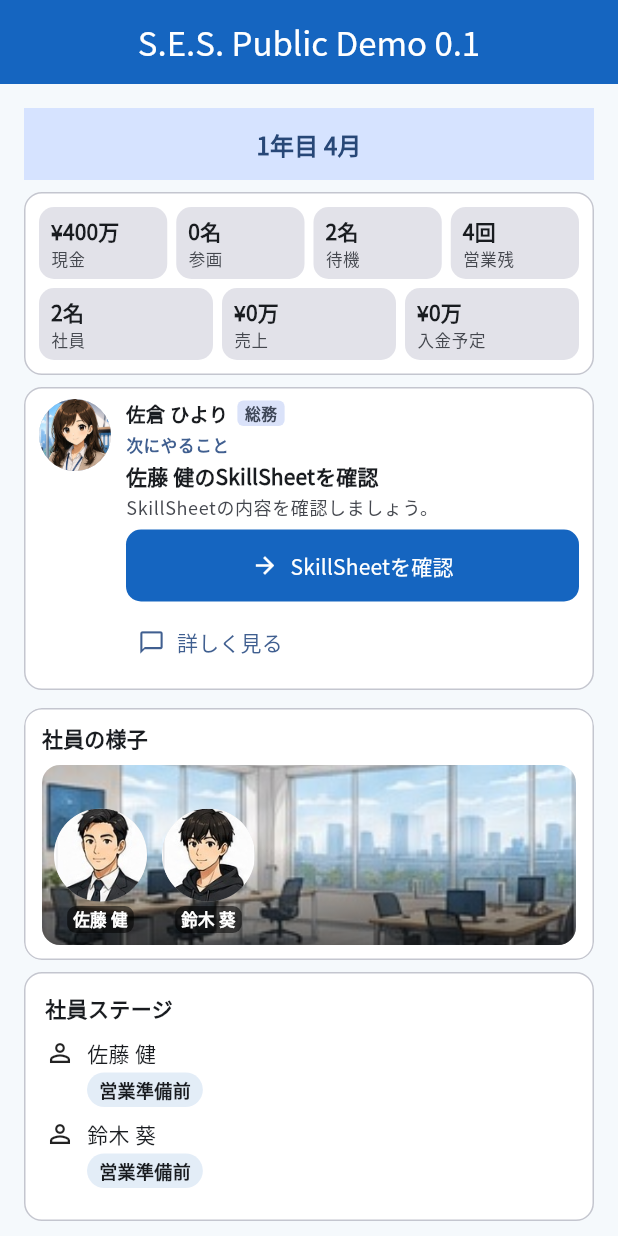
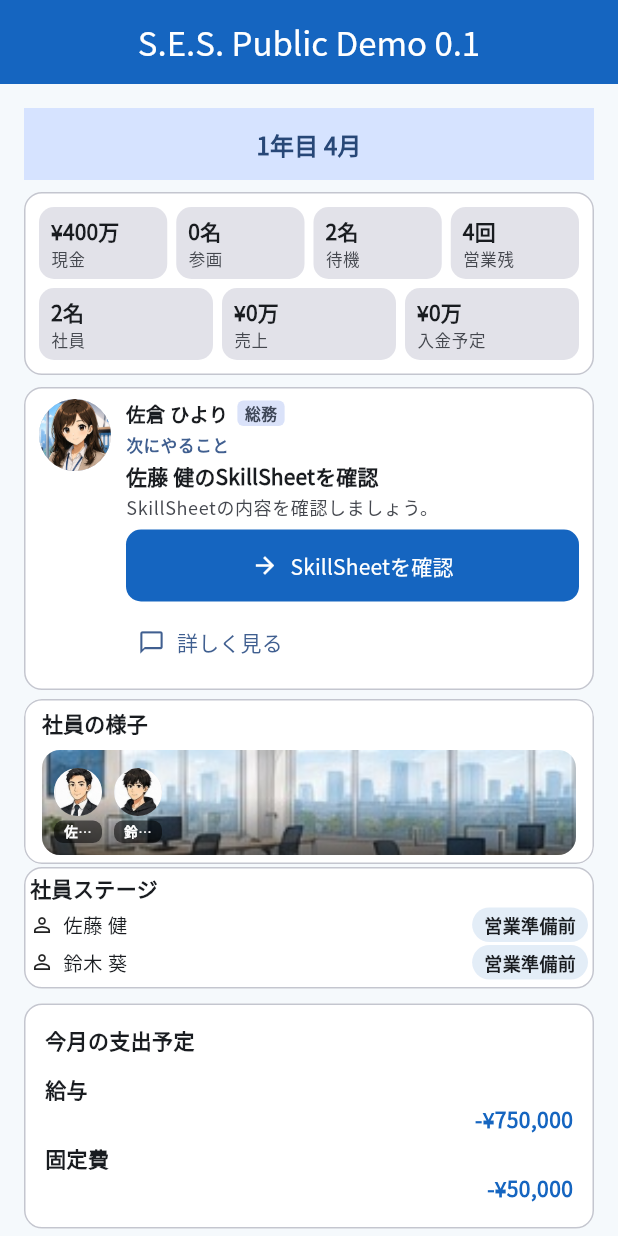
Before and after one commit to perusonao/smile_enjoy_story, a Flutter app: the PublicDemo01PlaceholderScreen screen opened directly, on a phone screen of 412 x 824 dp. Run offline on Flutter 3.47's test engine with Material 3 defaults, Android fonts, the phone set to English and light mode, and no system bars; our stand-ins replace shared_preferences; accounts and stored records are empty.

Commit message:
fix(public-demo-home): compact Office Stage + employee stage for Issue #124
Real-device Screen Verification on PR #145's deploy found that the
picture-based "社員の様子" section and the list-based "社員ステージ"
section duplicated the same two employees at close to full size,
pushing the per-employee status and any monthly-change content below
the initial portrait viewport's browser-chrome budget.

Shrinks HomeOfficeStageMetrics (scene/portrait/padding), compacts
PublicDemoEmployeeStageSection to one row per employee via a new
dense _HomeSectionCard mode, and trims the gaps between the HOME
sections that follow — recovering enough height that the per-employee
stage card (誰が待機/利用可能か, 案件状況) and the Important Events
slot both land inside the same 615pt/660pt content budget the existing
HOME-RUNTIME-2A/2C suite already measures the Recommended Action CTA
against, at both 360x800 and 390x844.

No gameplay/Finance/Persistence/Month Guard/Recovery code touched.
Adds a targeted Issue #124 test asserting all six Screen Verification
facts render inside the unscrolled initial viewport at both widths.

Co-Authored-By: Claude Sonnet 5 <noreply@anthropic.com>
Claude-Session: https://claude.ai/code/session_01DAqSpgmyG9YUoitk4N6VkX

```diff
--- a/lib/presentation/home/widgets/home_office_stage_section.dart
+++ b/lib/presentation/home/widgets/home_office_stage_section.dart
@@ -21,34 +21,52 @@ class HomeOfficeStageMetrics {
   /// The scene (background + figures) height at each mode. Declared as
   /// plain constants so the component-height totals below stay
   /// compile-time constants too.
-  static const double compactSceneHeight = 108;
-  static const double normalSceneHeight = 120;
+  ///
+  /// SES-ISSUE-124 (Screen Verification follow-up): shrunk from the
+  /// original 108/120 so the "社員の様子" photo no longer spends most of
+  /// the initial portrait viewport it shares with the duplicate "社員ステ
+  /// ージ" list below it — the two are consolidated by PublicDemo01's own
+  /// compaction of that legacy card, not by anything in this file. Sized
+  /// to still clear each portrait + its name pill with margin (see the
+  /// per-mode figure-height math in the class doc history), never to the
+  /// safety ceiling.
+  static const double compactSceneHeight = 64;
+  static const double normalSceneHeight = 70;
 
   /// 360x800 — the smaller of the two required targets.
   static const HomeOfficeStageLayout compact = HomeOfficeStageLayout(
     sceneHeight: compactSceneHeight,
-    portraitSize: 54,
-    nameFontSize: 10,
-    horizontalGap: 8,
+    portraitSize: 28,
+    nameFontSize: 8,
+    horizontalGap: 6,
   );
 
   /// 390x844.
   static const HomeOfficeStageLayout normal = HomeOfficeStageLayout(
     sceneHeight: normalSceneHeight,
-    portraitSize: 62,
-    nameFontSize: 11,
-    horizontalGap: 10,
+    portraitSize: 32,
+    nameFontSize: 9,
+    horizontalGap: 8,
   );
 
   /// Height the card spends on everything that is not the scene itself:
   /// the title row plus the card's own vertical padding. Constant across
   /// both modes, so `component = scene + chrome` holds in both.
+  ///
+  /// SES-ISSUE-124: the padding/gap below is trimmed from the original
+  /// 10/8/10 alongside the scene shrink above — same reason, same budget.
   static const double chromeHeight =
       _cardPaddingTop + _titleRowHeight + _titleGap + _cardPaddingBottom;
 
-  static const double _cardPaddingTop = 10;
-  static const double _cardPaddingBottom = 10;
+  static const double _cardPaddingTop = 6;
+  static const double _cardPaddingBottom = 6;
   static const double _cardPaddingHorizontal = 12;
+  // Kept at the original 20/8 rather than shrunk further: this is a
+  // MINIMUM constraint on the title row (see the widget body below), not a
+  // fixed size, so lowering it below the title text's own intrinsic height
+  // would not save any real space — it would only make this formula
+  // under-count the actual rendered height, which is exactly what broke
+  // the layout-safety tests during SES-ISSUE-124's first pass at this.
   static const double _titleRowHeight = 20;
   static const double _titleGap = 8;
 
@@ -330,6 +348,15 @@ class _MemberFigure extends StatelessWidget {
           // The label is a single ellipsised line on a translucent pill: it
           // must never wrap into the portrait above it, and never widen the
           // figure past the portrait it belongs to.
+          //
+          // SES-ISSUE-124: the scene itself is now sized to the compacted
+          // HOME budget, not to the original design's generous 2x-scale
+          // margin — so this caption's own text-scale growth is capped
+          // rather than left unbounded. The name is never the only place
+          // it appears (the portrait itself, plus the always-present, fully
+          // scaling per-employee cards below), so a capped decorative
+          // caption over a photo does not cost legibility the way an
+          // uncapped body-text control would.
           DecoratedBox(
             decoration: BoxDecoration(
               color: Colors.black54,
@@ -348,6 +375,9 @@ class _MemberFigure extends StatelessWidget {
                 maxLines: 1,
                 overflow: TextOverflow.ellipsis,
                 textAlign: TextAlign.center,
+                textScaler: MediaQuery.textScalerOf(
+                  context,
+                ).clamp(maxScaleFactor: 1.15),
               ),
             ),
           ),
@@ -419,6 +449,11 @@ class _MoreMembersChip extends StatelessWidget {
                     fontWeight: FontWeight.bold,
                   ),
                   maxLines: 1,
+                  // SES-ISSUE-124: same capped-caption reasoning as
+                  // _MemberFigure's own name label — see its doc comment.
+                  textScaler: MediaQuery.textScalerOf(
+                    context,
+                  ).clamp(maxScaleFactor: 1.15),
                 ),
               ),
             ),
@@ -433,6 +468,9 @@ class _MoreMembersChip extends StatelessWidget {
             ),
             maxLines: 1,
             overflow: TextOverflow.ellipsis,
+            textScaler: MediaQuery.textScalerOf(
+              context,
+            ).clamp(maxScaleFactor: 1.15),
           ),
         ],
       ),
--- a/lib/ui/public_demo/public_demo_01_placeholder_screen.dart
+++ b/lib/ui/public_demo/public_demo_01_placeholder_screen.dart
@@ -2339,13 +2339,13 @@ class _S extends State<PublicDemo01PlaceholderScreen> {
                           recommendedAction: _recommendedActionSlot,
                           navigatorAdvice: navigatorAdvice,
                         ),
-                        const SizedBox(height: 8),
+                        const SizedBox(height: 2),
                         HomeOfficeStageSection(display: _officeStageDisplay),
-                        const SizedBox(height: 8),
+                        const SizedBox(height: 2),
                         PublicDemoEmployeeStageSection(
                           employees: _employeeStageItems,
                         ),
-                        const SizedBox(height: 8),
+                        const SizedBox(height: 2),
                         PublicDemoImportantEventsSection(
                           events: _importantEvents,
                         ),
--- a/lib/ui/public_demo/public_demo_home_presentation_components.dart
+++ b/lib/ui/public_demo/public_demo_home_presentation_components.dart
@@ -87,34 +87,35 @@ class PublicDemoEmployeeStageSection extends StatelessWidget {
     final visible = employees.take(_maxVisible).toList(growable: false);
     final hidden = employees.length - visible.length;
     return _HomeSectionCard(
+      cardKey: const Key('public-demo-employee-stage'),
       title: '社員ステージ',
+      dense: true,
       child: employees.isEmpty
           ? const Text('表示できる社員はいません')
           : Column(
               children: [
+                // SES-ISSUE-124 (Screen Verification follow-up): one row per
+                // employee instead of a name row plus an indented status
+                // row — this card used to duplicate the picture-based
+                // "社員の様子" summary directly above it at roughly twice
+                // the height a single "誰が・どんな状態か" line needs.
                 for (final employee in visible)
                   Padding(
-                    padding: const EdgeInsets.only(bottom: 8),
-                    child: Column(
-                      crossAxisAlignment: CrossAxisAlignment.start,
+                    padding: const EdgeInsets.only(bottom: 2),
+                    child: Row(
                       children: [
-                        Row(
-                          children: [
-                            const Icon(Icons.person_outline, size: 20),
-                            const SizedBox(width: 8),
-                            Expanded(
-                              child: Text(
-                                employee.name,
-                                overflow: TextOverflow.ellipsis,
-                              ),
-                            ),
-                          ],
+                        const Icon(Icons.person_outline, size: 16),
+                        const SizedBox(width: 6),
+                        Expanded(
+                          child: Text(
+                            employee.name,
+                            overflow: TextOverflow.ellipsis,
+                            style: Theme.of(context).textTheme.bodyMedium
+                                ?.copyWith(fontSize: 13),
+                          ),
                         ),
-                        const SizedBox(height: 3),
-                        Padding(
-                          padding: const EdgeInsets.only(left: 28),
-                          child: _StatusChip(label: employee.status),
-                        ),
+                        const SizedBox(width: 6),
+                        _StatusChip(label: employee.status),
                       ],
                     ),
                   ),
@@ -309,17 +310,26 @@ class _HomeSectionCard extends StatelessWidget {
     required this.title,
     required this.child,
     this.accent = false,
+    this.dense = false,
   });
   final Key? cardKey;
   final String title;
   final Widget child;
   final bool accent;
 
+  /// SES-ISSUE-124 (Screen Verification follow-up): a tighter padding/gap
+  /// variant for the one card in the initial viewport whose own chrome
+  /// otherwise outweighs its now-compacted content — see
+  /// [PublicDemoEmployeeStageSection]. Sections with real per-row content
+  /// (finance, events, the monthly CTA) keep the original spacing.
+  final bool dense;
+
   @override
   Widget build(BuildContext context) => Card(
     key: cardKey,
+    margin: dense ? EdgeInsets.zero : null,
     child: Padding(
-      padding: const EdgeInsets.all(14),
+      padding: EdgeInsets.all(dense ? 4 : 14),
       child: Column(
         crossAxisAlignment: CrossAxisAlignment.start,
         children: [
@@ -330,7 +340,7 @@ class _HomeSectionCard extends StatelessWidget {
               color: accent ? SesTheme.primaryBlue : null,
             ),
           ),
-          const SizedBox(height: 10),
+          SizedBox(height: dense ? 3 : 10),
           child,
         ],
       ),
```
Also changed, not shown: 2 other files.
